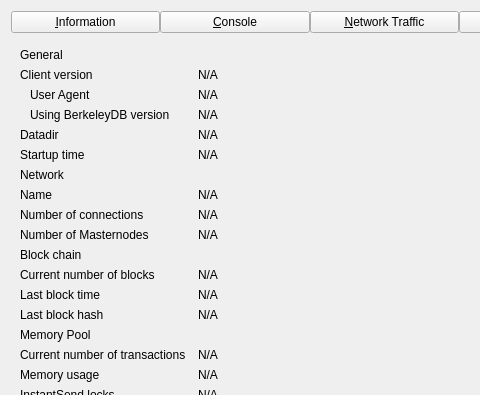
Before: the Qt Designer form src/qt/forms/backup/debugwindow.ui in biblepay/biblepay, drawn with Qt 5; both pictures show x 0 to 480 and y 0 to 395 of the 769 by 485 pixel window.
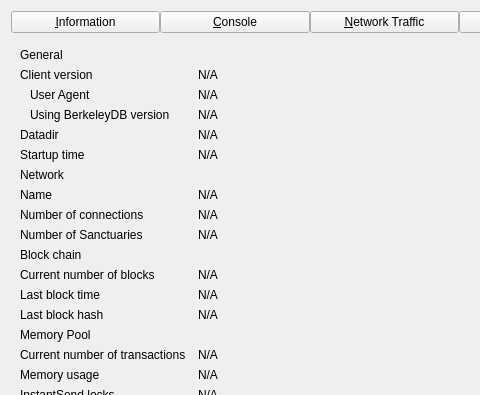
After: the same form once the commit is applied. Icons and pictures are not drawn. Custom widgets are drawn as their Qt base class.

Commit message: 1.6.0.3f-Mandatory Upgrade for TestNet - Add DWU to Leaderboard double click - Revert change to LLMQ sig-share-signer logic - Recaption masternode to sanctuary - Fix crash when sending a UTXO from the UI

Diff of the .ui file:
```diff
--- a/src/qt/forms/backup/debugwindow.ui
+++ b/src/qt/forms/backup/debugwindow.ui
@@ -277,7 +277,7 @@
        <item row="9" column="0">
         <widget class="QLabel" name="masternodeCountLabel">
          <property name="text">
-          <string>Number of Masternodes</string>
+          <string>Number of Sanctuaries</string>
          </property>
         </widget>
        </item>
```
The commit also changes 12 other files.
